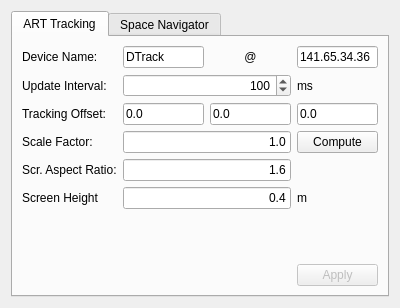
Qt form Qt/Vrpn/TrackingSettingsWidgetBase.ui (renchao-lu/ogs5) before a commit.
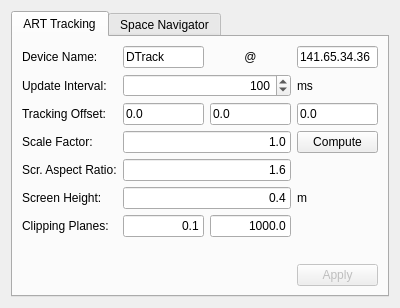
The same form after that commit.

The edit to the form file:
```diff
--- a/Qt/Vrpn/TrackingSettingsWidgetBase.ui
+++ b/Qt/Vrpn/TrackingSettingsWidgetBase.ui
@@ -12,7 +12,7 @@
    </rect>
   </property>
   <property name="windowTitle">
-   <string>Form</string>
+   <string>Tracking Settings</string>
   </property>
   <layout class="QVBoxLayout" name="verticalLayout">
    <item>
@@ -86,7 +86,7 @@
          </property>
         </widget>
        </item>
-       <item row="7" column="3">
+       <item row="8" column="3">
         <widget class="QPushButton" name="applyPushButton">
          <property name="enabled">
           <bool>false</bool>
@@ -131,7 +131,7 @@
          </property>
         </widget>
        </item>
-       <item row="6" column="0">
+       <item row="7" column="0">
         <spacer name="verticalSpacer">
          <property name="orientation">
           <enum>Qt::Vertical</enum>
@@ -177,7 +177,7 @@
        <item row="5" column="0">
         <widget class="QLabel" name="label_8">
          <property name="text">
-          <string>Screen Height</string>
+          <string>Screen Height:</string>
          </property>
         </widget>
        </item>
@@ -211,6 +211,33 @@
          </property>
         </widget>
        </item>
+       <item row="6" column="0">
+        <widget class="QLabel" name="label_10">
+         <property name="text">
+          <string>Clipping Planes:</string>
+         </property>
+        </widget>
+       </item>
+       <item row="6" column="1">
+        <widget class="QLineEdit" name="nearClipPlaneLineEdit">
+         <property name="text">
+          <string>0.1</string>
+         </property>
+         <property name="alignment">
+          <set>Qt::AlignRight|Qt::AlignTrailing|Qt::AlignVCenter</set>
+         </property>
+        </widget>
+       </item>
+       <item row="6" column="2">
+        <widget class="QLineEdit" name="farClipPlaneLineEdit">
+         <property name="text">
+          <string>1000.0</string>
+         </property>
+         <property name="alignment">
+          <set>Qt::AlignRight|Qt::AlignTrailing|Qt::AlignVCenter</set>
+         </property>
+        </widget>
+       </item>
       </layout>
      </widget>
      <widget class="QWidget" name="spacenavTab">
```
